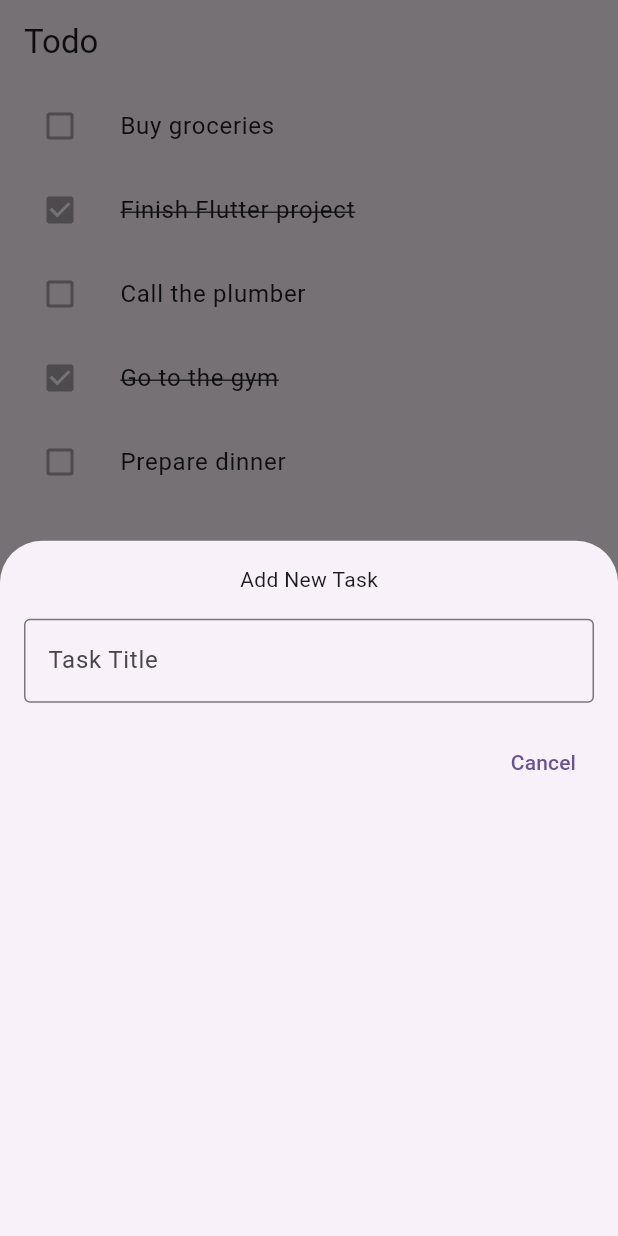
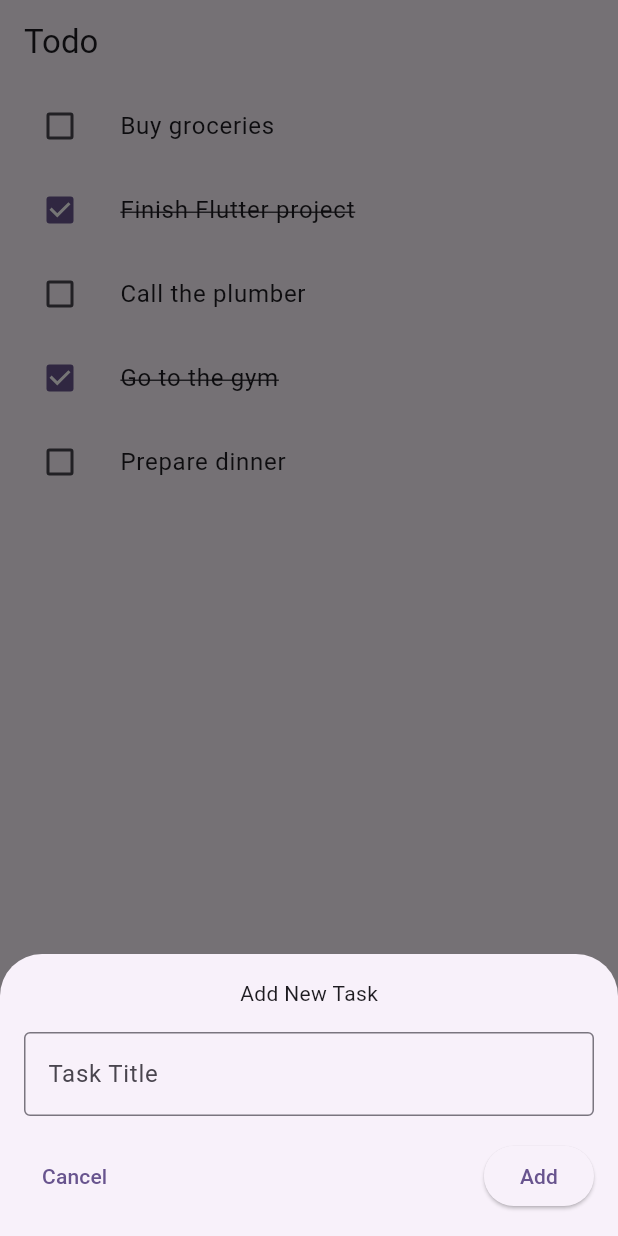
Before and after one commit to bikashchhantyal95/todoapp, a Flutter app: the screen it shows after launch, after a tap on the "add" icon, on a phone screen of 412 x 824 dp. Run offline on Flutter 3.47's test engine with Material 3 defaults, Android fonts, the phone set to English and light mode, and no system bars.

Commit message:
(feat): Created func to add todo and toggle todo

```diff
--- a/lib/screens/todo_form.dart
+++ b/lib/screens/todo_form.dart
@@ -1,26 +1,42 @@
 import 'package:flutter/material.dart';
 
 class TodoForm extends StatefulWidget {
-  const TodoForm({super.key});
+  final Function(String) onAddTodo;
+  const TodoForm({super.key, required this.onAddTodo});
 
   @override
   State<TodoForm> createState() => _TodoFormState();
 }
 
 class _TodoFormState extends State<TodoForm> {
+  final _formKey = GlobalKey<FormState>();
+  final todoTextController = TextEditingController();
+
+  String? _validateTodo(String? title) {
+    if (title == null || title.isEmpty) {
+      return "Todo title cannot ne empty";
+    }
+    return null;
+  }
+
   @override
   Widget build(BuildContext context) {
-    return Padding(
+    return SingleChildScrollView(
+      child: Padding(
         padding: EdgeInsets.only(
             top: 16,
             left: 16,
             right: 16,
             bottom: MediaQuery.of(context).viewInsets.bottom + 16),
+        child: Form(
+          key: _formKey,
           child: Column(
             children: [
               Text("Add New Task"),
               SizedBox(height: 16),
-          TextField(
+              TextFormField(
+                controller: todoTextController,
+                validator: _validateTodo,
                 decoration: InputDecoration(
                   labelText: "Task Title",
                   border: OutlineInputBorder(),
@@ -28,17 +44,29 @@ class _TodoFormState extends State<TodoForm> {
               ),
               SizedBox(height: 16),
               Row(
-            mainAxisAlignment: MainAxisAlignment.end,
+                mainAxisAlignment: MainAxisAlignment.spaceBetween,
                 children: [
                   TextButton(
                     onPressed: () {
                       Navigator.pop(context);
                     },
-                  child: Text('Cancel'))
+                    child: Text('Cancel'),
+                  ),
+                  ElevatedButton(
+                    onPressed: () {
+                      if (_formKey.currentState!.validate()) {
+                        widget.onAddTodo(todoTextController.text);
+                        Navigator.pop(context);
+                      }
+                    },
+                    child: const Text('Add'),
+                  )
                 ],
               )
             ],
           ),
+        ),
+      ),
     );
   }
 }
--- a/lib/screens/todo_home_screen.dart
+++ b/lib/screens/todo_home_screen.dart
@@ -16,19 +16,35 @@ class _TodoHomeScreenState extends State<TodoHomeScreen> {
     {'title': 'Go to the gym', 'isCompleted': true},
     {'title': 'Prepare dinner', 'isCompleted': false},
   ];
+
+  void _addTodo(String title) {
+    setState(() {
+      _todos.add({'title': title, 'isCompleted': false});
+    });
+  }
+
+  void _toggleTodo(int index) {
+    setState(() {
+      _todos[index]['isCompleted'] = !_todos[index]['isCompleted'];
+    });
+  }
+
   @override
   Widget build(BuildContext context) {
     return Scaffold(
       appBar: AppBar(
         title: Text("Todo"),
       ),
-      body: Expanded(
-        child: ListView.builder(
+      body: ListView.builder(
         itemCount: _todos.length,
         itemBuilder: (context, index) {
           final todo = _todos[index];
           return ListTile(
-              leading: Checkbox(value: todo['isCompleted'], onChanged: null),
+            leading: Checkbox(
+                value: todo['isCompleted'],
+                onChanged: (_) {
+                  _toggleTodo(index);
+                }),
             title: Text(
               todo['title'] as String,
               style: TextStyle(
@@ -39,11 +55,11 @@ class _TodoHomeScreenState extends State<TodoHomeScreen> {
           );
         },
       ),
-      ),
       floatingActionButton: FloatingActionButton(
         onPressed: () {
           showModalBottomSheet(
-              context: context, builder: (context) => TodoForm());
+              context: context,
+              builder: (context) => TodoForm(onAddTodo: _addTodo));
         },
         tooltip: "Add a new task",
         child: Icon(Icons.add),
```
Lines whose indentation alone changed are shown as unchanged.
